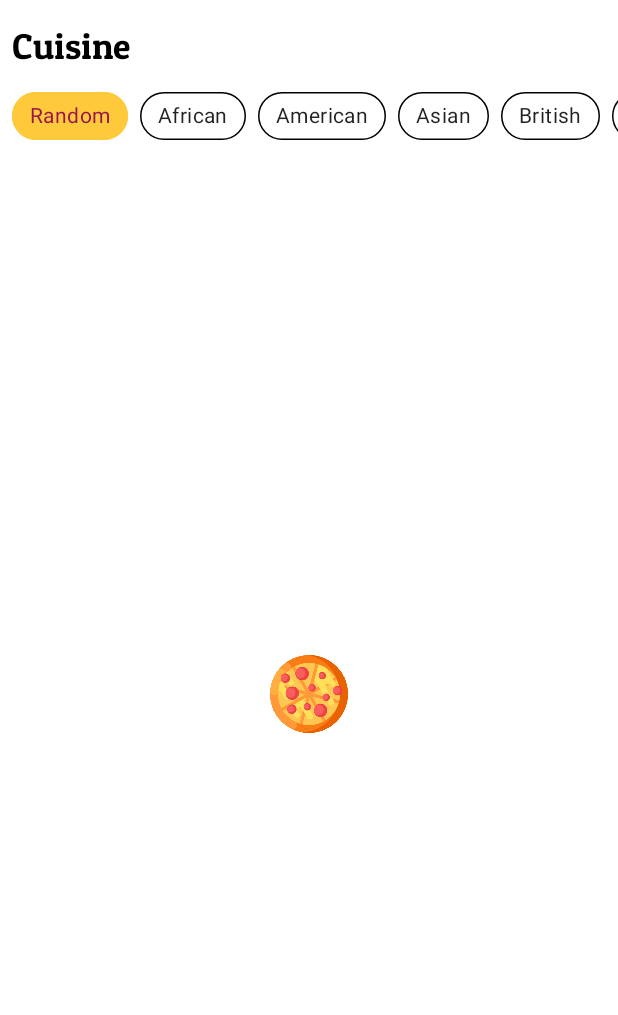
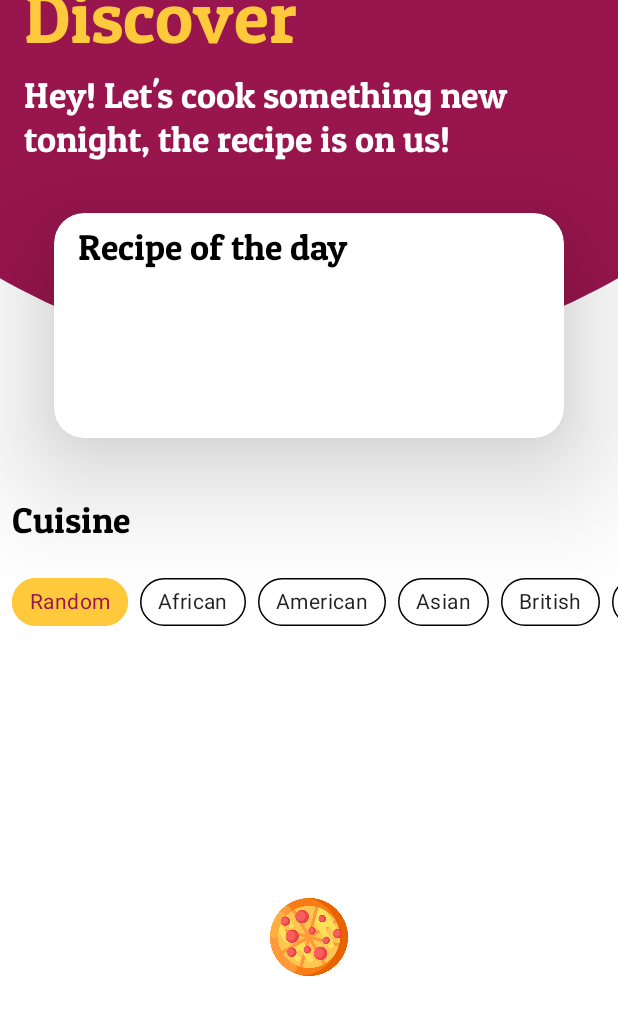
Before and after one commit to AfricanBongo/WhipIt_in_Kotlin, an Android app: the screen it shows after launch (MainActivity), on a phone screen of 412 x 824 dp. Shown: the top 1015 px of the screen. Run offline under Robolectric (Android 15) with nearby library versions, the phone set to English and light mode, and no system bars; our stand-ins replace Room's generated code, Timber, data binding; 7 statements that could not run were skipped.

Commit message:
Added recipe of the day view, and fixed layout bugs.

```diff
--- a/app/build.gradle
+++ b/app/build.gradle
@@ -43,6 +43,7 @@ dependencies {
 
     // Use the spoonacular client library
     implementation project(path: ':SpoonacularClient')
+    implementation 'androidx.legacy:legacy-support-v4:1.0.0'
 
     def room_version = "2.3.0"
     def core_version = "1.5.0"
--- a/app/src/main/java/com/africanbongo/whipitkotlin/ui/list/RecipeListFragment.kt
+++ b/app/src/main/java/com/africanbongo/whipitkotlin/ui/list/RecipeListFragment.kt
@@ -40,12 +40,7 @@ class RecipeListFragment: Fragment() {
         lifecycleScope.launch {
             repeatOnLifecycle(Lifecycle.State.STARTED) {
                 viewModel.recipeResult.collect { result ->
-
-                    if (result is FetchResult.Success) {
-                        binding.recipeRecyclerview.bindWithData(result.data)
-                    }
-
-                    binding.loadingStatusView.bindStatusWithRecyclerView(result, binding.recipeRecyclerview)
+                    binding.loadingView.bindStatusWithRecyclerView(result, binding.recipeRecyclerview)
                 }
             }
         }
--- /dev/null
+++ b/app/src/main/java/com/africanbongo/whipitkotlin/ui/recipeoftheday/CircleBackground.kt
@@ -0,0 +1,27 @@
+package com.africanbongo.whipitkotlin.ui.recipeoftheday
+
+import android.content.Context
+import android.graphics.Canvas
+import android.graphics.Paint
+import android.util.AttributeSet
+import android.view.View
+import androidx.core.content.res.ResourcesCompat
+import com.africanbongo.whipitkotlin.R
+
+class CircleBackground(context: Context, attrs: AttributeSet) : View(context, attrs) {
+
+    private val circlePaint: Paint = Paint(Paint.ANTI_ALIAS_FLAG).apply {
+        isAntiAlias = true
+        style = Paint.Style.FILL
+        color = ResourcesCompat
+            .getColor(resources, R.color.primaryColor, null)
+    }
+
+    override fun onDraw(canvas: Canvas?) {
+        super.onDraw(canvas)
+        val halfWidth: Float = (width * 0.5).toFloat()
+        val thirdWidth = (width * 0.3333).toFloat()
+        canvas?.drawCircle(halfWidth, (-thirdWidth), width.toFloat(), circlePaint)
+    }
+
+}
--- /dev/null
+++ b/app/src/main/java/com/africanbongo/whipitkotlin/ui/recipeoftheday/RecipeOfTheDayFragment.kt
@@ -0,0 +1,30 @@
+package com.africanbongo.whipitkotlin.ui.recipeoftheday
+
+import android.os.Bundle
+import androidx.fragment.app.Fragment
+import android.view.LayoutInflater
+import android.view.View
+import android.view.ViewGroup
+import com.africanbongo.whipitkotlin.R
+
+/**
+ * A simple [Fragment] subclass.
+ * Use the [RecipeOfTheDayFragment.newInstance] factory method to
+ * create an instance of this fragment.
+ */
+class RecipeOfTheDayFragment : Fragment() {
+
+    override fun onCreateView(
+        inflater: LayoutInflater, container: ViewGroup?,
+        savedInstanceState: Bundle?
+    ): View? {
+        // Inflate the layout for this fragment
+        return inflater.inflate(R.layout.fragment_recipe_of_the_day, container, false)
+    }
+
+    companion object {
+        @JvmStatic
+        fun newInstance(param1: String, param2: String) =
+            RecipeOfTheDayFragment()
+    }
+}
--- a/app/src/main/java/com/africanbongo/whipitkotlin/ui/util/ViewUtil.kt
+++ b/app/src/main/java/com/africanbongo/whipitkotlin/ui/util/ViewUtil.kt
@@ -5,6 +5,7 @@ import android.animation.AnimatorListenerAdapter
 import android.view.View
 import android.widget.FrameLayout
 import android.widget.ImageView
+import android.widget.RelativeLayout
 import androidx.core.net.toUri
 import androidx.recyclerview.widget.RecyclerView
 import coil.load
@@ -38,17 +39,19 @@ fun ImageView.fetchImage(imgUrl: String) {
  * @param status [FetchResult] holding state of the request.
  * @param recyclerView [RecyclerView] to manipulate at different requests
  */
-fun FrameLayout.bindStatusWithRecyclerView(status: FetchResult<Any>, recyclerView: RecyclerView) {
+fun FrameLayout.bindStatusWithRecyclerView(status: FetchResult<List<SummarisedRecipe>>, recyclerView: RecyclerView) {
+    val imageView = findViewById<ImageView>(R.id.status_image_view)
     when (status) {
         is FetchResult.Loading -> {
             crossFadeViews(this, recyclerView, 100)
-            findViewById<ImageView>(R.id.status_image_view).setImageResource(R.drawable.ic_loading_pizza)
+            imageView.setImageResource(R.drawable.ic_loading_pizza)
         }
         is FetchResult.Error -> {
             crossFadeViews(this, recyclerView)
-            findViewById<ImageView>(R.id.status_image_view).setImageResource(R.drawable.ic_error)
+            imageView.setImageResource(R.drawable.ic_error)
         }
         is FetchResult.Success -> {
+            recyclerView.bindWithData(status.data)
             crossFadeViews(recyclerView, this)
         }
     }
@@ -89,7 +92,7 @@ fun crossFadeViews(revealThisView: View, hideThisView: View, durationInMillis: I
  * Creates a new adapter if one hadn't been set already.
  * @param listOfItems List of [Recipe] to be displayed.
  */
-fun RecyclerView.bindWithData(listOfItems: List<SummarisedRecipe>) {
+fun RecyclerView.bindWithData(listOfItems: List<SummarisedRecipe>?) {
     if (adapter == null) adapter = RecipeListAdapter()
     (adapter as RecipeListAdapter).submitList(listOfItems)
 }
--- /dev/null
+++ b/app/src/main/res/drawable/circle_background.xml
@@ -0,0 +1,6 @@
+<?xml version="1.0" encoding="utf-8"?>
+<shape xmlns:android="http://schemas.android.com/apk/res/android"
+    android:shape="rectangle">
+    <solid android:color="@color/primaryColor" />
+    <corners android:bottomLeftRadius="20pt" android:bottomRightRadius="20pt" />
+</shape>
--- a/app/src/main/res/layout/activity_main.xml
+++ b/app/src/main/res/layout/activity_main.xml
@@ -11,21 +11,31 @@
 
         <androidx.constraintlayout.widget.ConstraintLayout
             android:layout_width="match_parent"
-            android:layout_height="match_parent">
+            android:layout_height="match_parent"
+            android:clipChildren="false">
+
+            <androidx.fragment.app.FragmentContainerView
+                android:id="@+id/recipe_of_the_day_view"
+                android:name="com.africanbongo.whipitkotlin.ui.recipeoftheday.RecipeOfTheDayFragment"
+                android:layout_width="match_parent"
+                android:layout_height="wrap_content"
+                android:clipChildren="false"
+                app:layout_constraintEnd_toEndOf="parent"
+                app:layout_constraintStart_toStartOf="parent"
+                app:layout_constraintTop_toTopOf="parent" />
 
             <!-- Recipe list of a certain cuisine -->
-            <fragment
-                android:id="@+id/nav_host_fragment"
-                android:name="androidx.navigation.fragment.NavHostFragment"
+            <androidx.fragment.app.FragmentContainerView
+                android:id="@+id/recipe_list_fragment"
+                android:name="com.africanbongo.whipitkotlin.ui.list.RecipeListFragment"
                 android:layout_width="match_parent"
-                android:layout_height="match_parent"
+                android:layout_height="wrap_content"
+                app:layout_constraintHeight_min="500dp"
                 android:layout_marginTop="@dimen/small_margin"
-                app:defaultNavHost="true"
                 app:layout_constraintBottom_toBottomOf="parent"
                 app:layout_constraintEnd_toEndOf="parent"
                 app:layout_constraintStart_toStartOf="parent"
-                app:layout_constraintTop_toTopOf="parent"
-                app:navGraph="@navigation/nav_graph"
+                app:layout_constraintTop_toBottomOf="@id/recipe_of_the_day_view"
                 tools:ignore="FragmentTagUsage" />
         </androidx.constraintlayout.widget.ConstraintLayout>
     </androidx.core.widget.NestedScrollView>
--- a/app/src/main/res/layout/fragment_list.xml
+++ b/app/src/main/res/layout/fragment_list.xml
@@ -9,11 +9,10 @@
             type="com.africanbongo.whipitkotlin.ui.list.RecipeListViewModel" />
     </data>
 
-    <androidx.constraintlayout.widget.ConstraintLayout
+    <RelativeLayout
         android:layout_width="match_parent"
         android:layout_height="match_parent"
         android:clipChildren="false"
-        android:clipToPadding="false"
         tools:context=".MainActivity">
 
         <!-- Cuisine title -->
@@ -24,8 +23,8 @@
             android:layout_height="wrap_content"
             android:layout_margin="@dimen/small_margin"
             android:text="@string/cuisine_title"
-            app:layout_constraintStart_toStartOf="parent"
-            app:layout_constraintTop_toTopOf="parent" />
+            android:layout_alignParentTop="true"
+            android:layout_alignParentStart="true"/>
 
         <!-- Cuisine selection chip group -->
         <HorizontalScrollView
@@ -34,9 +33,9 @@
             android:layout_height="wrap_content"
             android:layout_marginStart="@dimen/small_margin"
             android:layout_marginTop="@dimen/small_margin"
-            app:layout_constraintEnd_toEndOf="parent"
-            app:layout_constraintStart_toStartOf="parent"
-            app:layout_constraintTop_toBottomOf="@id/cuisine_title">
+            android:layout_alignParentEnd="true"
+            android:layout_alignParentStart="true"
+            android:layout_below="@id/cuisine_title">
             <com.google.android.material.chip.ChipGroup
                 android:id="@+id/cuisine_chip_group"
                 android:layout_width="wrap_content"
@@ -51,30 +50,30 @@
             android:id="@+id/recipe_recyclerview"
             android:layout_width="match_parent"
             android:layout_height="wrap_content"
+            android:layout_below="@+id/cuisine_scroll_view"
+            android:layout_alignParentStart="true"
+            android:layout_alignParentEnd="true"
+            android:layout_alignParentBottom="true"
+            android:clipChildren="false"
             android:orientation="vertical"
-            android:clipChildren="false"
             app:layoutManager="androidx.recyclerview.widget.StaggeredGridLayoutManager"
             app:layout_behavior="com.google.android.material.appbar.AppBarLayout$ScrollingViewBehavior"
-            app:flow_verticalAlign="top"
-            app:layout_constraintBottom_toBottomOf="parent"
-            app:layout_constraintEnd_toEndOf="parent"
-            app:layout_constraintStart_toStartOf="parent"
             app:layout_constraintTop_toBottomOf="@id/cuisine_scroll_view"
             app:spanCount="2"
             tools:listitem="@layout/recipe_list_item" />
 
         <!-- Show the status of the content in the recyclerview -->
 
+
         <FrameLayout
-            android:id="@+id/loading_status_view"
+            android:id="@+id/loading_view"
             android:layout_width="match_parent"
             android:layout_height="0dp"
-            android:background="@color/white"
             android:visibility="gone"
-            app:layout_constraintBottom_toBottomOf="parent"
-            app:layout_constraintEnd_toEndOf="parent"
-            app:layout_constraintStart_toStartOf="parent"
-            app:layout_constraintTop_toBottomOf="@id/cuisine_scroll_view">
+            android:layout_alignParentStart="true"
+            android:layout_alignParentEnd="true"
+            android:layout_alignParentBottom="true"
+            android:layout_below="@id/cuisine_scroll_view">
             <ImageView
                 android:id="@+id/status_image_view"
                 android:layout_width="@dimen/medium_icon_size"
@@ -82,7 +81,5 @@
                 android:layout_gravity="center" />
         </FrameLayout>
 
-
-
-    </androidx.constraintlayout.widget.ConstraintLayout>
+    </RelativeLayout>
 </layout>
--- /dev/null
+++ b/app/src/main/res/layout/fragment_recipe_of_the_day.xml
@@ -0,0 +1,102 @@
+<?xml version="1.0" encoding="utf-8"?>
+
+<layout
+    xmlns:android="http://schemas.android.com/apk/res/android"
+    xmlns:tools="http://schemas.android.com/tools"
+    xmlns:app="http://schemas.android.com/apk/res-auto">
+
+    <data>
+        <variable
+            name="recipe"
+            type="com.africanbongo.whipitkotlin.domain.SummarisedRecipe" />
+    </data>
+    <FrameLayout
+        android:layout_width="match_parent"
+        android:layout_height="350dp"
+        tools:context=".ui.recipeoftheday.RecipeOfTheDayFragment">
+
+        <com.africanbongo.whipitkotlin.ui.recipeoftheday.CircleBackground
+            android:layout_width="match_parent"
+            android:layout_height="wrap_content" />
+
+        <LinearLayout
+            android:layout_width="match_parent"
+            android:layout_height="match_parent"
+            android:orientation="vertical">
+
+            <TextView
+                android:id="@+id/discover_heading"
+                android:layout_width="wrap_content"
+                android:layout_height="wrap_content"
+                android:layout_marginTop="@dimen/medium_margin"
+                android:layout_marginHorizontal="@dimen/medium_margin"
+                android:layout_marginBottom="@dimen/small_margin"
+                style="@style/TextViewStyle.Headline.3.OnBackground"
+                android:text="@string/discover_title" />
+
+            <TextView
+                android:id="@+id/discover_phrase"
+                android:layout_width="wrap_content"
+                android:layout_height="wrap_content"
+                style="@style/TextViewStyle.Headline.5.OnPrimary"
+                android:layout_marginHorizontal="@dimen/medium_margin"
+                android:text="Hey! Let's cook something new tonight, the recipe is on us!"
+                tools:ignore="HardcodedText" />
+        </LinearLayout>
+
+        <androidx.cardview.widget.CardView
+            android:layout_width="match_parent"
+            android:layout_height="150dp"
+            android:layout_gravity="bottom"
+            android:layout_marginHorizontal="@dimen/very_large_margin"
+            android:layout_marginBottom="@dimen/large_margin"
+            app:cardCornerRadius="@dimen/normal_corner_radius"
+            app:cardElevation="@dimen/card_elevation">
+
+            <RelativeLayout
+                android:layout_width="match_parent"
+                android:layout_height="match_parent"
+                android:paddingVertical="@dimen/small_padding"
+                android:paddingHorizontal="@dimen/medium_padding">
+                <TextView
+                    android:id="@+id/rotd_heading"
+                    android:layout_width="wrap_content"
+                    android:layout_height="wrap_content"
+                    style="@style/TextViewStyle.Headline.5.OnSurface"
+                    android:text="@string/recipe_of_the_day_title" />
+
+                <androidx.cardview.widget.CardView
+                    android:id="@+id/rotd_image_card_view"
+                    android:layout_width="wrap_content"
+                    android:layout_height="wrap_content"
+                    app:cardElevation="0dp"
+                    android:layout_marginTop="@dimen/small_margin"
+                    app:cardCornerRadius="@dimen/normal_corner_radius"
+                    android:layout_below="@id/rotd_heading">
+
+                    <ImageView
+                        android:id="@+id/rotd_image_view"
+                        android:layout_width="100dp"
+                        android:layout_height="88dp"
+                        tools:srcCompat="@drawable/sample_image"
+                        android:scaleType="centerCrop"
+                        android:contentDescription="@{String.format(@string/recipe_image_description_template, recipe.title)}"/>
+                </androidx.cardview.widget.CardView>
+
+                <TextView
+                    android:id="@+id/rotd_title"
+                    android:layout_width="wrap_content"
+                    android:layout_height="wrap_content"
+                    android:layout_below="@id/rotd_heading"
+                    android:layout_toEndOf="@id/rotd_image_card_view"
+                    android:layout_marginStart="@dimen/medium_margin"
+                    android:layout_marginTop="@dimen/small_margin"
+                    style="@style/TextViewStyle.Subtitle.1.Primary"
+                    tools:text="@string/recipe_sample_title"
+                    android:text="@{recipe.title}"/>
+            </RelativeLayout>
+
+
+        </androidx.cardview.widget.CardView>
+    </FrameLayout>
+</layout>
--- a/app/src/main/res/layout/recipe_list_item.xml
+++ b/app/src/main/res/layout/recipe_list_item.xml
@@ -19,7 +19,7 @@
             android:layout_width="@dimen/recipe_card_image_width"
             android:layout_height="wrap_content"
             app:cardCornerRadius="@dimen/normal_corner_radius"
-            app:cardElevation="50dp">
+            app:cardElevation="@dimen/card_elevation">
 
             <RelativeLayout
                 android:layout_width="match_parent"
@@ -61,7 +61,7 @@
                     android:maxLines="3"
                     android:text="@{recipe.title}"
                     style="@style/TextViewStyle.Subtitle.1.Primary"
-                    tools:text="Pasta with beef mince minestrone" />
+                    tools:text="@string/recipe_sample_title" />
 
                 <TextView
                     android:id="@+id/recipe_card_source"
@@ -74,7 +74,7 @@
                     android:text="@{String.format(@string/source_template, recipe.sourceName)}"
                     style="@style/TextViewStyle.Subtitle.2.Secondary"
                     android:maxLines="2"
-                    tools:text="By Full Belly Sisters" />
+                    tools:text="@string/recipe_sample_source" />
 
                 <TextView
                     android:id="@+id/prep_time_view"
--- a/app/src/main/res/values/dimens.xml
+++ b/app/src/main/res/values/dimens.xml
@@ -29,5 +29,6 @@
     <dimen name="headline5">24sp</dimen>
     <dimen name="headline6">20sp</dimen>
     <dimen name="subtitle1">16sp</dimen>
+    <dimen name="card_elevation">50dp</dimen>
 
 </resources>
--- a/app/src/main/res/values/strings.xml
+++ b/app/src/main/res/values/strings.xml
@@ -18,4 +18,8 @@
 
     <!-- Titles. -->
     <string name="cuisine_title">Cuisine</string>
+    <string name="discover_title">Discover</string>
+    <string name="recipe_of_the_day_title">Recipe of the day</string>
+    <string name="recipe_sample_title">Pasta with beef mince minestrone</string>
+    <string name="recipe_sample_source">By Full Belly Sisters</string>
 </resources>
--- a/app/src/main/res/values/styles.xml
+++ b/app/src/main/res/values/styles.xml
@@ -13,6 +13,9 @@
         <item name="android:fontFamily">@font/roboto_regular</item>
         <item name="android:textAppearance">@style/TextAppearance.MaterialComponents.Caption</item>
     </style>
+    <style name="TextViewStyle.Headline.3">
+        <item name="android:textAppearance">@style/TextAppearance.MaterialComponents.Headline3</item>
+    </style>
     <style name="TextViewStyle.Headline.5">
         <item name="android:textAppearance">@style/TextAppearance.MaterialComponents.Headline5</item>
     </style>
@@ -21,6 +24,12 @@
     </style>
     <style name="TextViewStyle.Subtitle.2">
         <item name="android:textAppearance">@style/TextAppearance.MaterialComponents.Subtitle2</item>
+    </style>
+    <style name="TextViewStyle.Headline.3.OnBackground">
+        <item name="android:textColor">@color/secondaryColor</item>
+    </style>
+    <style name="TextViewStyle.Headline.5.OnPrimary">
+        <item name="android:textColor">@color/white</item>
     </style>
     <style name="TextViewStyle.Headline.5.OnSurface">
         <item name="android:textColor">@color/black</item>
```
